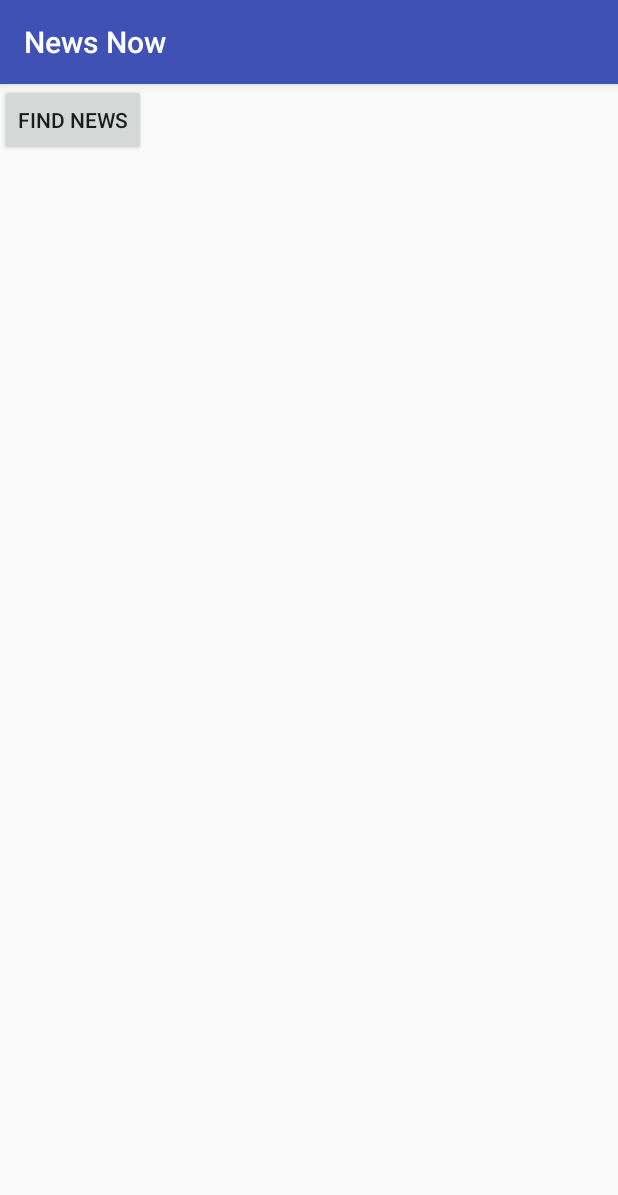
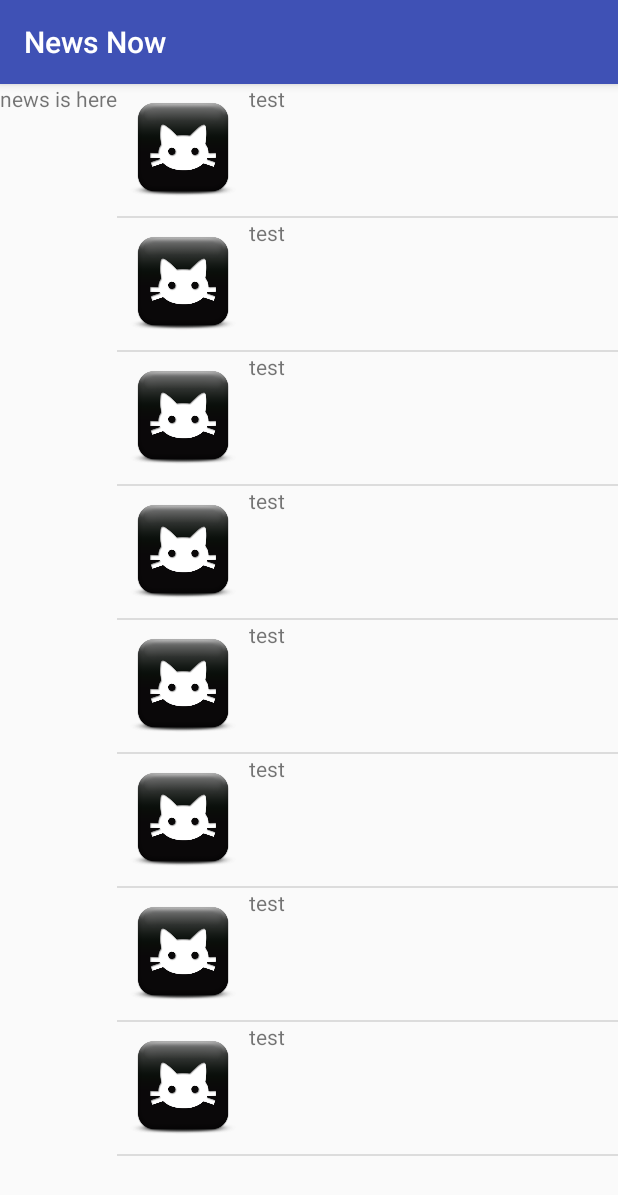
Before and after one commit to guruvex/NewsNow, an Android app: the screen it shows after launch (MainActivity before the commit, ShowNewsActivity after it), after a tap on "FIND NEWS", on a phone screen of 412 x 824 dp. Shown: the top 1195 px of the screen. Run offline under Robolectric (Android 15) with nearby library versions, the phone set to English and light mode, and no system bars.

Commit message:
added news page and list viws with adaptor

```diff
--- a/app/src/main/AndroidManifest.xml
+++ b/app/src/main/AndroidManifest.xml
@@ -16,6 +16,7 @@
                 <category android:name="android.intent.category.LAUNCHER" />
             </intent-filter>
         </activity>
+        <activity android:name=".ShowNewsActivity"></activity>
     </application>
 
 </manifest>
--- a/app/src/main/java/example/android/newsnow/MainActivity.java
+++ b/app/src/main/java/example/android/newsnow/MainActivity.java
@@ -1,5 +1,6 @@
 package example.android.newsnow;
 
+import android.content.Intent;
 import android.support.v7.app.AppCompatActivity;
 import android.os.Bundle;
 import android.view.View;
@@ -24,5 +25,8 @@ public class MainActivity extends AppCompatActivity {
     }
     public void ShowToast () {
         Toast.makeText(this, "Find News", Toast.LENGTH_SHORT).show();
+
+        Intent showNews = new Intent(this, ShowNewsActivity.class);
+        startActivity(showNews);
     }
 }
--- /dev/null
+++ b/app/src/main/java/example/android/newsnow/NewsItem.java
@@ -0,0 +1,19 @@
+package example.android.newsnow;
+
+/**
+ * Created by james on 7/31/2018.
+ */
+
+public class NewsItem {
+
+    private String mTitle;
+    private int mImage;
+
+    public NewsItem (String title, int image){
+        mTitle = title;
+        mImage = image;
+        }
+
+        public String getTitle(){return mTitle;}
+        public int getImage(){return mImage;}
+}
--- /dev/null
+++ b/app/src/main/java/example/android/newsnow/NewsViewAdaptor.java
@@ -0,0 +1,70 @@
+package example.android.newsnow;
+
+import android.app.Activity;
+import android.view.LayoutInflater;
+import android.view.View;
+import android.view.ViewGroup;
+import android.widget.ArrayAdapter;
+import android.widget.ImageView;
+import android.widget.TextView;
+
+import java.util.ArrayList;
+
+/**
+ * Created by james on 7/31/2018.
+ */
+
+public class NewsViewAdaptor extends ArrayAdapter<NewsItem> {
+
+        private static final String LOG_TAG = NewsViewAdaptor.class.getSimpleName();
+
+        /**
+         * This is our own custom constructor (it doesn't mirror a superclass constructor).
+         * The context is used to inflate the layout file, and the list is the data we want
+         * to populate into the lists.
+         *
+         */
+        public NewsViewAdaptor(Activity context, ArrayList<NewsItem> newsItems) {
+            // Here, we initialize the ArrayAdapter's internal storage for the context and the list.
+            // the second argument is used when the ArrayAdapter is populating a single TextView.
+            // Because this is a custom adapter for two TextViews and an ImageView, the adapter is not
+            // going to use this second argument, so it can be any value. Here, we used 0.
+            super(context, 0, newsItems);
+        }
+
+        /**
+         * Provides a view for an AdapterView (ListView, GridView, etc.)
+         *
+         * @param position The position in the list of data that should be displayed in the
+         *                 list item view.
+         * @param convertView The recycled view to populate.
+         * @param parent The parent ViewGroup that is used for inflation.
+         * @return The View for the position in the AdapterView.
+         */
+        @Override
+        public View getView(int position, View convertView, ViewGroup parent) {
+            // Check if the existing view is being reused, otherwise inflate the view
+            View listItemView = convertView;
+            if(listItemView == null) {
+                listItemView = LayoutInflater.from(getContext()).inflate(
+                        R.layout.news_item, parent, false);
+            }
+
+            // Get the {@link word item} object located at this position in the list
+            NewsItem currentItem = getItem(position);
+
+            // Find the TextView in the list_item.xml layout with the ID version_name
+            TextView newsText = (TextView) listItemView.findViewById(R.id.news_story_text);
+            // Get the version name from the current miwok object and
+            // set this text on the name TextView
+            newsText.setText(currentItem.getTitle());
+
+
+            // Find the ImageView in the list_item.xml layout with the ID list_item_icon
+            ImageView iconView = (ImageView) listItemView.findViewById(R.id.news_image);
+            iconView.setImageResource(currentItem.getImage());
+
+
+            return listItemView;
+        }
+}
--- /dev/null
+++ b/app/src/main/java/example/android/newsnow/ShowNewsActivity.java
@@ -0,0 +1,33 @@
+package example.android.newsnow;
+
+import android.support.v7.app.AppCompatActivity;
+import android.os.Bundle;
+import android.widget.ListView;
+
+import java.util.ArrayList;
+
+public class ShowNewsActivity extends AppCompatActivity {
+
+    @Override
+    protected void onCreate(Bundle savedInstanceState) {
+        super.onCreate(savedInstanceState);
+        setContentView(R.layout.activity_show_news);
+
+        final ArrayList<NewsItem> newsItem = new ArrayList<>();
+        newsItem.add(new NewsItem("test", R.drawable.blackcat));
+        newsItem.add(new NewsItem("test", R.drawable.blackcat));
+        newsItem.add(new NewsItem("test", R.drawable.blackcat));
+        newsItem.add(new NewsItem("test", R.drawable.blackcat));
+        newsItem.add(new NewsItem("test", R.drawable.blackcat));
+        newsItem.add(new NewsItem("test", R.drawable.blackcat));
+        newsItem.add(new NewsItem("test", R.drawable.blackcat));
+        newsItem.add(new NewsItem("test", R.drawable.blackcat));
+
+        NewsViewAdaptor displayNewsAdapter = new NewsViewAdaptor (this, newsItem);
+
+        ListView listView = (ListView) findViewById(R.id.list);
+
+        listView.setAdapter(displayNewsAdapter);
+
+    }
+}
--- /dev/null
+++ b/app/src/main/res/layout/activity_show_news.xml
@@ -0,0 +1,20 @@
+<?xml version="1.0" encoding="utf-8"?>
+<LinearLayout xmlns:android="http://schemas.android.com/apk/res/android"
+    xmlns:tools="http://schemas.android.com/tools"
+    android:layout_width="match_parent"
+    android:layout_height="match_parent"
+    tools:context="example.android.newsnow.ShowNewsActivity">
+
+    <TextView
+        android:layout_width="wrap_content"
+        android:layout_height="wrap_content"
+        android:text="news is here"/>
+
+    <ListView xmlns:android="http://schemas.android.com/apk/res/android"
+        android:id="@+id/list"
+        android:layout_width="match_parent"
+        android:layout_height="match_parent"
+        android:orientation="vertical"
+        android:drawSelectorOnTop="true"/>
+
+</LinearLayout>
--- /dev/null
+++ b/app/src/main/res/layout/news_item.xml
@@ -0,0 +1,19 @@
+<?xml version="1.0" encoding="utf-8"?>
+<LinearLayout
+    xmlns:android="http://schemas.android.com/apk/res/android"
+    android:layout_width="match_parent"
+    android:layout_height="match_parent"
+    android:orientation="horizontal">
+
+    <ImageView
+        android:id="@+id/news_image"
+        android:layout_width="88dp"
+        android:layout_height="88dp"
+        />
+
+    <TextView
+        android:id="@+id/news_story_text"
+        android:layout_width="match_parent"
+        android:layout_height="wrap_content" />
+
+</LinearLayout>
```
Also changed, not shown: app/src/main/res/drawable/blackcat.png (added).
